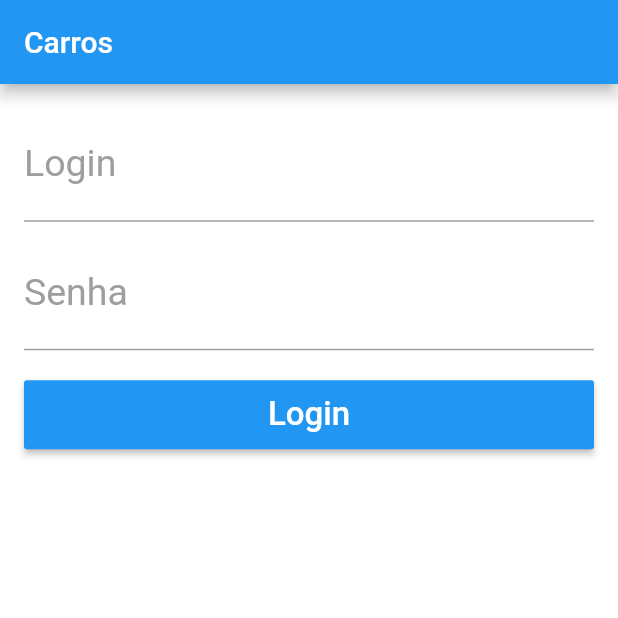
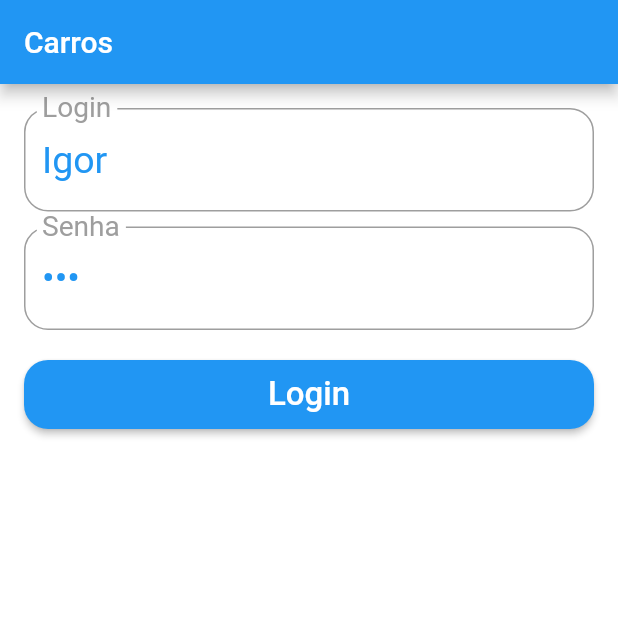
Before and after one commit to coutinhonobre/Carros-Flutter, a Flutter app: the screen it shows after launch, on a phone screen of 412 x 824 dp, the top half of it. Run offline on Flutter 3.47's test engine with Material 2 defaults, Android fonts, the phone set to English and light mode, and no system bars.

Commit message:
Navegação entre telas

```diff
--- /dev/null
+++ b/lib/pages/home_page.dart
@@ -0,0 +1,24 @@
+import 'package:flutter/material.dart';
+
+class HomePage extends StatelessWidget {
+  @override
+  Widget build(BuildContext context) {
+    return Scaffold(
+      appBar: AppBar(
+        title: Text("Carros"),
+      ),
+      body: _body(),
+    );
+  }
+}
+
+_body() {
+  return Center(
+    child: Text(
+      "Igor Nobre",
+      style: TextStyle(
+        fontSize: 22,
+      ),
+    ),
+  );
+}
--- a/lib/pages/login_page.dart
+++ b/lib/pages/login_page.dart
@@ -1,10 +1,22 @@
-
+import 'package:carros/pages/home_page.dart';
+import 'package:carros/utils/nav.dart';
+import 'package:carros/widgets/app_button.dart';
+import 'package:carros/widgets/app_text.dart';
 import 'package:flutter/material.dart';
 
-class LoginPage extends StatelessWidget {
+class LoginPage extends StatefulWidget {
+  @override
+  _LoginPageState createState() => _LoginPageState();
+}
 
-  final _tLogin = TextEditingController();
-  final _tSenha = TextEditingController();
+class _LoginPageState extends State<LoginPage> {
+  final _formKey = GlobalKey<FormState>();
+
+  final _tLogin = TextEditingController(text: "Igor");
+
+  final _tSenha = TextEditingController(text: "123");
+
+  final _focusSenha = FocusNode();
 
   @override
   Widget build(BuildContext context) {
@@ -17,69 +29,71 @@
   }
 
   _body() {
-    return Container(
+    return Form(
+      key: _formKey,
+      child: Container(
         padding: EdgeInsets.all(16),
         child: ListView(
           children: <Widget>[
-          _text("Login", "Digite o login", controller: _tLogin),
+            AppText("Login", "Digite o login",
+                controller: _tLogin,
+                validator: _validateLogin,
+                keyboardType: TextInputType.text,
+                textInputAction: TextInputAction.next,
+                nextFocus: _focusSenha),
             SizedBox(
               height: 10,
             ),
-          _text("Senha", "Digite a senha", controller: _tSenha, password: true),
+            AppText("Senha", "Digite a senha",
+                controller: _tSenha,
+                password: true,
+                validator: _validateSenha,
+                keyboardType: TextInputType.number,
+                focusNode: _focusSenha),
             SizedBox(
               height: 20,
             ),
-          _button("Login", _onClickLogin)
+            AppButton("Login", onPressed: _onClickLogin, cor: Colors.blue,)
           ],
+        ),
       ),
     );
   }
 
 
-  _text(String label, String hint, {bool password = false, TextEditingController controller}) {
-    return TextFormField(
-      controller: controller,
-          obscureText: password,
-          style: TextStyle(
-            fontSize: 25,
-            color: Colors.blue,
-          ),
-          decoration: InputDecoration(
-            labelText: label,
-            labelStyle: TextStyle(
-              fontSize: 25,
-              color: Colors.grey,
-            ),
-            hintText: hint,
-            hintStyle: TextStyle(
-              fontSize: 16,
-            ),
-          ),
-        );
+
+
+
+  _onClickLogin() async {
+    bool formOk = _formKey.currentState.validate();
+    if (!formOk) {
+      return;
     }
 
-  _button(String text, Function onPressed, {Color cor = Colors.blue}) {
-    return Container(
-      height: 46,
-      child: RaisedButton(
-        color: cor,
-        child: Text(
-          text,
-          style: TextStyle(
-            color: Colors.white,
-            fontSize: 22,
-          ),
-        ),
-        onPressed: onPressed,
-      ),
-    );
-  }
-
-  void _onClickLogin() {
     String login = _tLogin.text;
     String senha = _tSenha.text;
 
     print("Login: $login, Senha: $senha");
+
+    push(context, HomePage());
+
+
   }
 
+  String _validateLogin(String text) {
+    if (text.isEmpty) {
+      return "Digite o login";
     }
+    return null;
+  }
+
+  String _validateSenha(String text) {
+    if (text.isEmpty) {
+      return "Digite a senha";
+    }
+    if (text.length < 3) {
+      return "A senha precisa ter pelo menos 3 números";
+    }
+    return null;
+  }
+}
--- /dev/null
+++ b/lib/utils/nav.dart
@@ -0,0 +1,8 @@
+
+
+import 'package:flutter/cupertino.dart';
+import 'package:flutter/material.dart';
+
+Future push(BuildContext context, Widget page) {
+  return Navigator.push(context, MaterialPageRoute(builder: (context) => page));
+}
--- /dev/null
+++ b/lib/widgets/app_button.dart
@@ -0,0 +1,30 @@
+import 'package:flutter/material.dart';
+
+class AppButton extends StatelessWidget {
+  Color cor;
+  String text;
+  Function onPressed;
+
+  AppButton(this.text, {this.onPressed, this.cor = Colors.blue});
+
+  @override
+  Widget build(BuildContext context) {
+    return Container(
+      height: 46,
+      child: RaisedButton(
+        color: cor,
+        shape: RoundedRectangleBorder(
+            borderRadius: BorderRadius.circular(16),
+        ),
+        child: Text(
+          text,
+          style: TextStyle(
+            color: Colors.white,
+            fontSize: 22,
+          ),
+        ),
+        onPressed: onPressed,
+      ),
+    );
+  }
+}
--- /dev/null
+++ b/lib/widgets/app_text.dart
@@ -0,0 +1,60 @@
+import 'package:flutter/material.dart';
+
+class AppText extends StatelessWidget {
+  String label;
+  String hint;
+  bool password;
+  TextEditingController controller;
+  FormFieldValidator<String> validator;
+  TextInputType keyboardType;
+  TextInputAction textInputAction;
+  FocusNode focusNode;
+  FocusNode nextFocus;
+
+  AppText(
+      this.label,
+      this.hint, {
+        this.password = false,
+        this.controller,
+        this.validator,
+        this.keyboardType,
+        this.textInputAction,
+        this.focusNode,
+        this.nextFocus,
+      });
+
+  @override
+  Widget build(BuildContext context) {
+    return TextFormField(
+      controller: controller,
+      obscureText: password,
+      validator: validator,
+      keyboardType: keyboardType,
+      textInputAction: textInputAction,
+      focusNode: focusNode,
+      onFieldSubmitted: (String text) {
+        if (nextFocus != null) {
+          FocusScope.of(context).requestFocus(nextFocus);
+        }
+      },
+      style: TextStyle(
+        fontSize: 25,
+        color: Colors.blue,
+      ),
+      decoration: InputDecoration(
+        border: OutlineInputBorder(
+            borderRadius: BorderRadius.circular(16)
+        ),
+        labelText: label,
+        labelStyle: TextStyle(
+          fontSize: 25,
+          color: Colors.grey,
+        ),
+        hintText: hint,
+        hintStyle: TextStyle(
+          fontSize: 16,
+        ),
+      ),
+    );
+  }
+}
```
Lines whose indentation alone changed are shown as unchanged.
